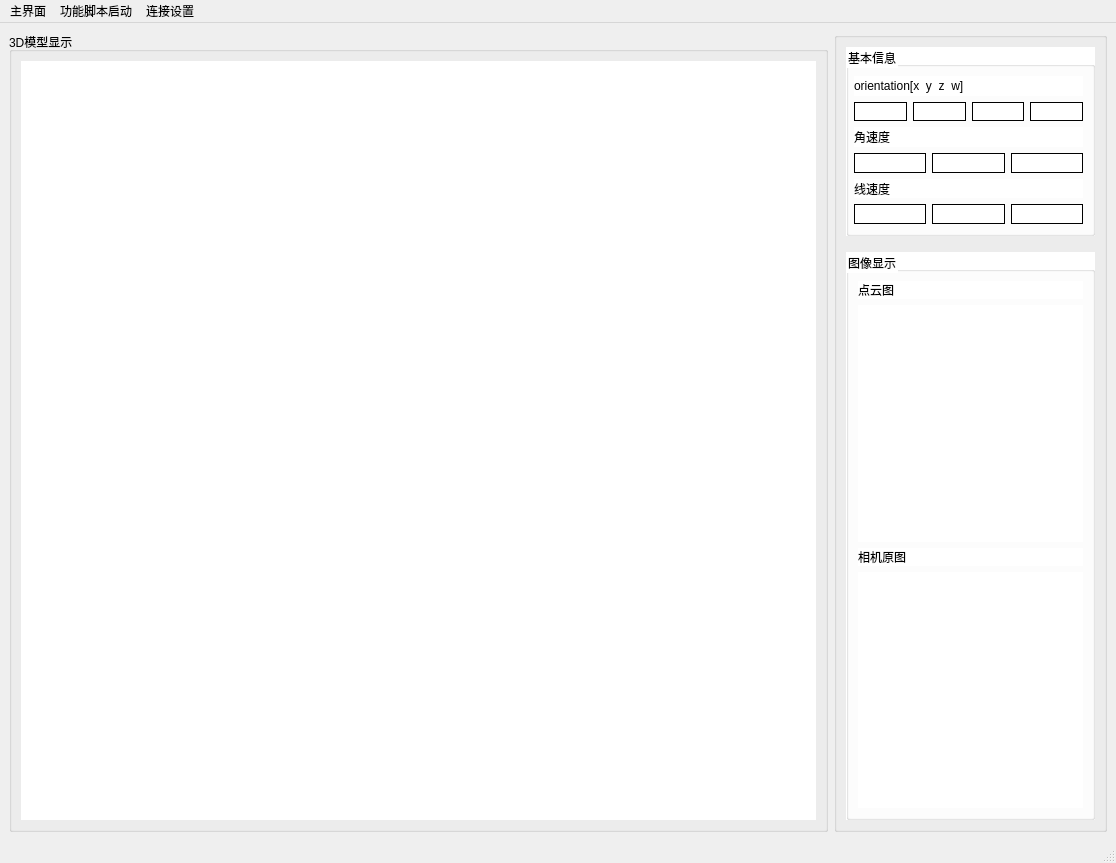
Timelees/RobanWeb, file ui/robanweb.ui: the form before one commit.
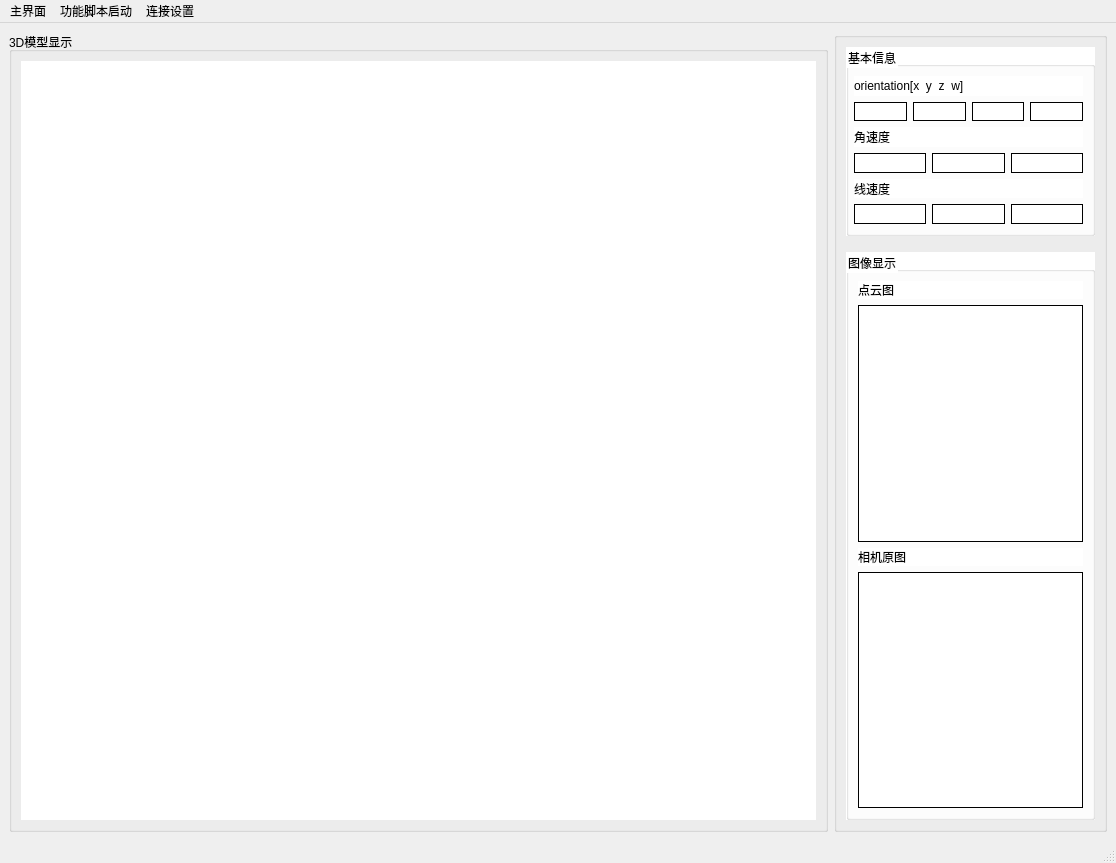
The form after the commit.

```diff
--- a/ui/robanweb.ui
+++ b/ui/robanweb.ui
@@ -233,6 +233,9 @@
               </item>
               <item>
                <widget class="QLabel" name="pointCloudDisplay">
+                <property name="frameShape">
+                 <enum>QFrame::Box</enum>
+                </property>
                 <property name="text">
                  <string/>
                 </property>
@@ -251,6 +254,9 @@
               </item>
               <item>
                <widget class="QLabel" name="imageRawDisplay">
+                <property name="frameShape">
+                 <enum>QFrame::Box</enum>
+                </property>
                 <property name="text">
                  <string/>
                 </property>
```
